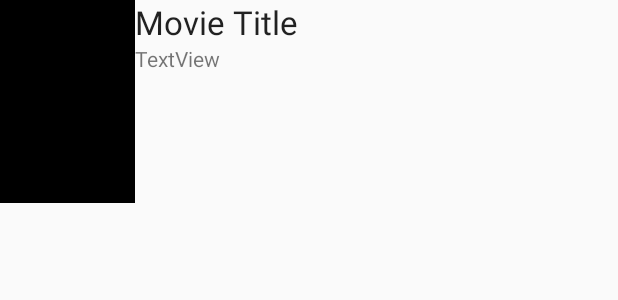
After one commit to selomez/Flickster, an Android app: the layout item_movie.xml on its own in the app's theme, with its tools: preview values and no code run, on a phone screen of 412 x 824 dp. The commit adds this screen. Shown: the top 300 px of the screen. Run offline under Robolectric (Android 15) with nearby library versions, the phone set to English and light mode, and no system bars.

Commit message:
getting movie info + fixed bugs

```diff
--- a/app/build.gradle
+++ b/app/build.gradle
@@ -26,4 +26,5 @@ dependencies {
     testImplementation 'junit:junit:4.12'
     androidTestImplementation 'com.android.support.test:runner:1.0.2'
     androidTestImplementation 'com.android.support.test.espresso:espresso-core:3.0.2'
+    implementation 'com.android.support:recyclerview-v7:28.0.0-alpha3'
 }
--- /dev/null
+++ b/app/src/main/res/layout/item_movie.xml
@@ -0,0 +1,33 @@
+<?xml version="1.0" encoding="utf-8"?>
+<RelativeLayout xmlns:android="http://schemas.android.com/apk/res/android"
+    xmlns:app="http://schemas.android.com/apk/res-auto"
+    android:layout_width="match_parent" android:layout_height="match_parent">
+
+    <ImageView
+        android:id="@+id/imageView"
+        android:layout_width="90dp"
+        android:layout_height="135dp"
+        android:layout_alignParentStart="true"
+        android:layout_alignParentLeft="true"
+        android:layout_alignParentTop="true"
+        app:srcCompat="@android:color/background_dark" />
+
+    <TextView
+        android:id="@+id/tvTitle"
+        android:layout_width="294dp"
+        android:layout_height="wrap_content"
+        android:layout_alignParentTop="true"
+        android:layout_toEndOf="@+id/imageView"
+        android:layout_toRightOf="@+id/imageView"
+        android:text="Movie Title"
+        android:textAppearance="@android:style/TextAppearance.Large" />
+
+    <TextView
+        android:id="@+id/tvOverview"
+        android:layout_width="294dp"
+        android:layout_height="102dp"
+        android:layout_below="@+id/tvTitle"
+        android:layout_toEndOf="@+id/imageView"
+        android:layout_toRightOf="@+id/imageView"
+        android:text="TextView" />
+</RelativeLayout>
```
Also changed, not shown: app/src/main/res/layout/activity_movie_list.xml (+7 -9 lines).
